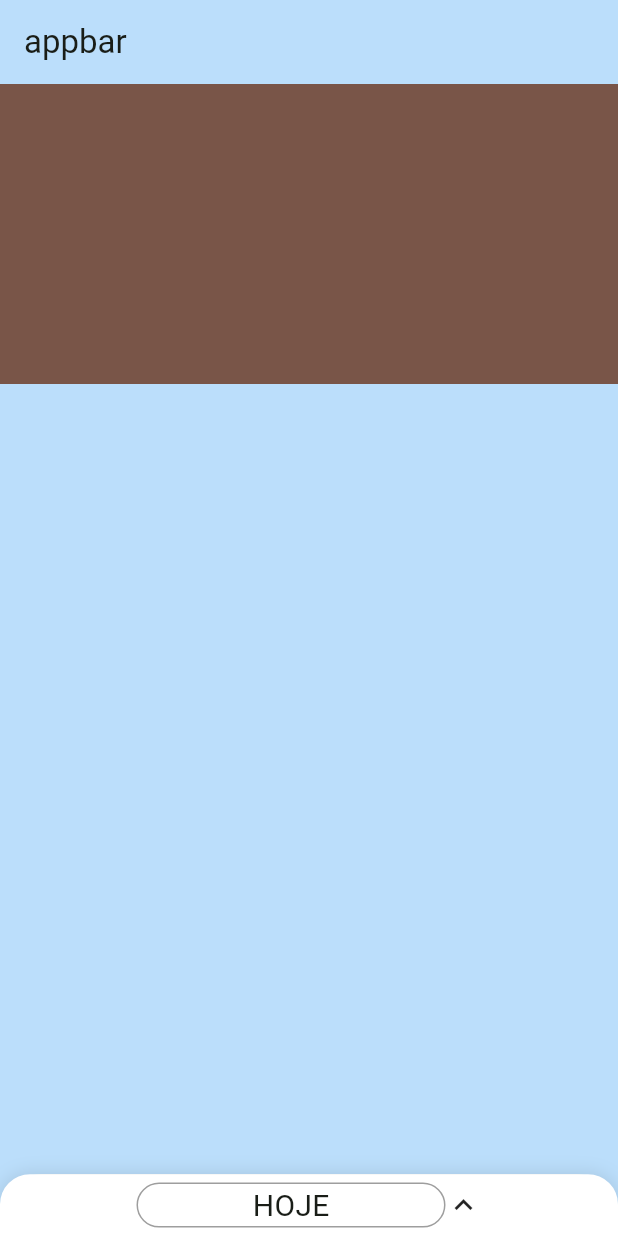
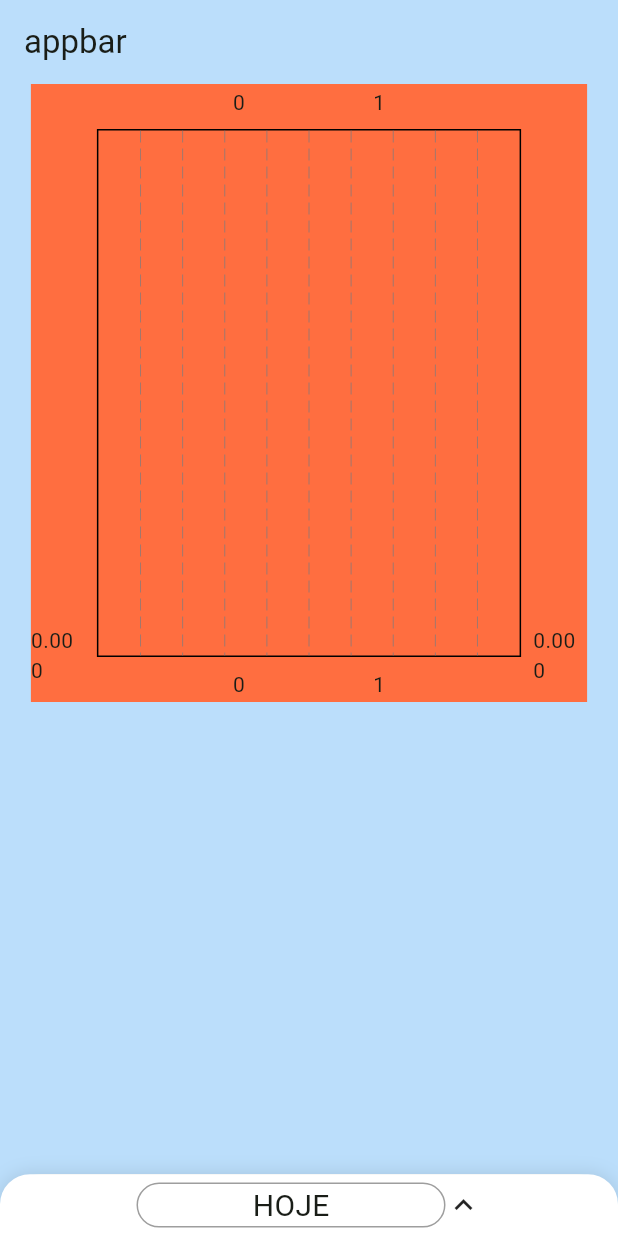
Before and after one commit to wurayan/budget-tracker, a Flutter app: the screen it shows after launch, on a phone screen of 412 x 824 dp. Run offline on Flutter 3.47's test engine with Material 3 defaults, Android fonts, the phone set to English and light mode, and no system bars; drawn by our look-alikes of fl_chart; our stand-ins replace brasil_fields, currency_text_input_formatter, dropdown_button2, flutter_dotenv; missing offline and left inert: mysql_client.

Commit message:
adding fl_chart

```diff
--- /dev/null
+++ b/lib/view/expense_screen.dart
@@ -0,0 +1,28 @@
+import 'package:budget_tracker/view/widgets/expenses_chart.dart';
+import 'package:flutter/material.dart';
+
+class ExpenseScreen extends StatelessWidget {
+  const ExpenseScreen({super.key});
+
+  @override
+  Widget build(BuildContext context) {
+    final Size size = MediaQuery.sizeOf(context);
+    return SingleChildScrollView(
+      child: Column(
+        crossAxisAlignment: CrossAxisAlignment.center,
+        children: [
+          Center(
+            child: Container(
+              height: size.height * 0.5,
+              width: size.width * 0.9,
+              decoration: const BoxDecoration(
+                color: Colors.deepOrangeAccent,
+              ),
+              child: const ExpensesChart(),
+            ),
+          )
+        ],
+      ),
+    );
+  }
+}
--- a/lib/view/home_screen.dart
+++ b/lib/view/home_screen.dart
@@ -1,4 +1,5 @@
 import 'package:budget_tracker/view/bottom_draggable_sheet.dart';
+import 'package:budget_tracker/view/expense_screen.dart';
 import 'package:flutter/material.dart';
 
 class HomeScreen extends StatelessWidget {
@@ -9,18 +10,11 @@ class HomeScreen extends StatelessWidget {
     return Scaffold(
         appBar: AppBar(
           backgroundColor: Colors.transparent,
-          title: Text("appbar"),
+          title: const Text("appbar"),
         ),
         // extendBodyBehindAppBar: true,
         backgroundColor: Colors.blue[100],
-        body: Column(
-          children: [
-            Container(
-              color: Colors.brown,
-              height: 200,
-            )
-          ],
-        ),
+        body: const ExpenseScreen(),
         bottomSheet: const BottomDraggableSheet());
   }
 }
--- /dev/null
+++ b/lib/view/widgets/expenses_chart.dart
@@ -0,0 +1,18 @@
+import 'package:fl_chart/fl_chart.dart';
+import 'package:flutter/material.dart';
+
+class ExpensesChart extends StatelessWidget {
+  const ExpensesChart({super.key});
+
+  @override
+  Widget build(BuildContext context) {
+    return BarChart(
+      BarChartData(
+        barGroups: [
+          BarChartGroupData(x: 0),
+          BarChartGroupData(x: 1),
+        ]
+      )
+    );
+  }
+}
--- a/pubspec.yaml
+++ b/pubspec.yaml
@@ -22,7 +22,7 @@ dependencies:
 dev_dependencies:
   flutter_test:
     sdk: flutter
-  flutter_lints: ^2.0.0
+  flutter_lints: ^4.0.0
 
 flutter:
   uses-material-design: true
```
Also changed, not shown: pubspec.lock.
